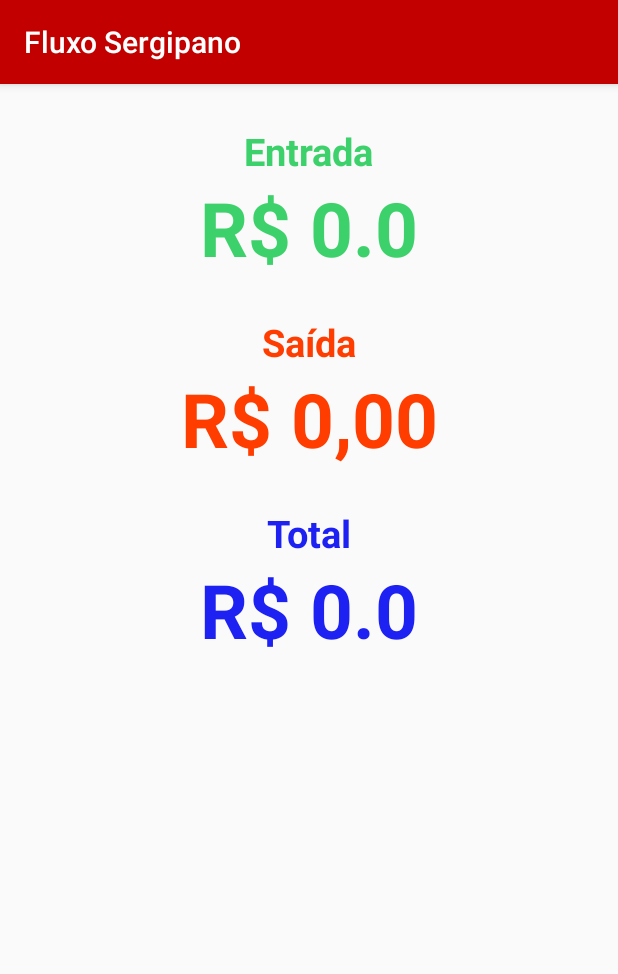
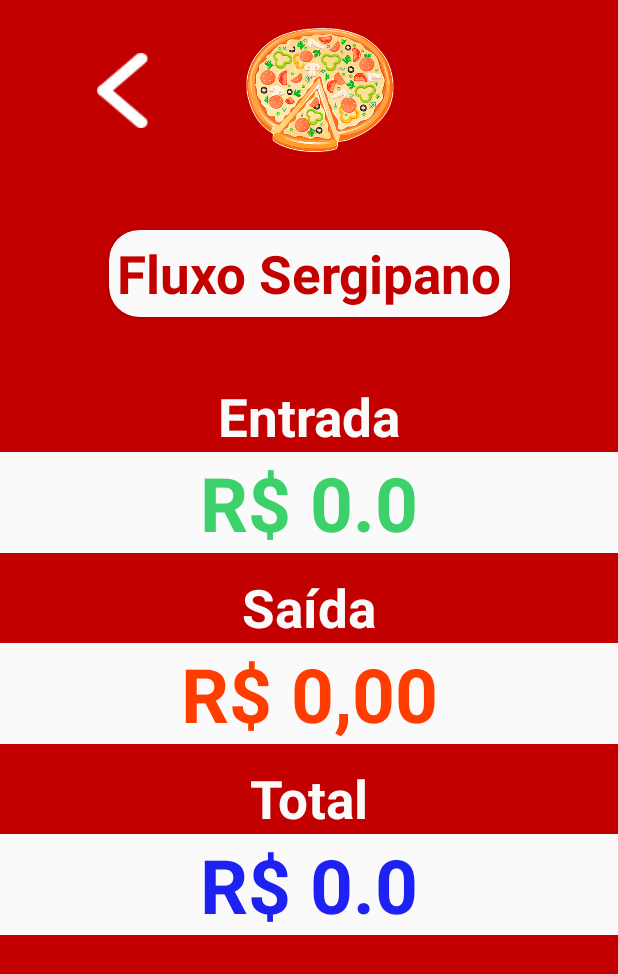
Before and after one commit to erikAntunes/AppFluxoSergipano-release-1.0, an Android app: the BalancoTotalActivity screen opened directly, with no data from a screen before it, on a phone screen of 412 x 824 dp. Shown: the top 974 px of the screen. Run offline under Robolectric (Android 15) with nearby library versions, the phone set to English and light mode, and no system bars; our stand-ins replace CircleImageView, Room's generated code; libraries missing offline, so code that uses them is left out: cn.pedant; 6 statements that could not run were skipped.

Commit message:
navegação completa

```diff
--- a/app/src/main/java/com/titanz/fluxosergipano/view/BalancoTotalActivity.java
+++ b/app/src/main/java/com/titanz/fluxosergipano/view/BalancoTotalActivity.java
@@ -2,6 +2,9 @@ package com.titanz.fluxosergipano.view;
 
 import androidx.appcompat.app.AppCompatActivity;
 import android.os.Bundle;
+import android.os.Handler;
+import android.view.View;
+import android.widget.ImageView;
 import android.widget.TextView;
 import com.titanz.fluxosergipano.MainActivity;
 import com.titanz.fluxosergipano.R;
@@ -9,16 +12,44 @@ import com.titanz.fluxosergipano.models.Entrada;
 import com.titanz.fluxosergipano.models.Saida;
 import java.util.List;
 
+import cn.pedant.SweetAlert.SweetAlertDialog;
+
 public class BalancoTotalActivity extends AppCompatActivity {
 
     private TextView valorEntradaTextView;
     private TextView valorSaidaTextView;
     private TextView valorTotalTextView;
+    private ImageView button_voltar;
 
     @Override
     protected void onCreate(Bundle savedInstanceState) {
         super.onCreate(savedInstanceState);
         setContentView(R.layout.activity_balanco_total);
+        getSupportActionBar().hide();
+
+        final SweetAlertDialog pDialog = new SweetAlertDialog(this, SweetAlertDialog.PROGRESS_TYPE);
+        pDialog.getProgressHelper().setBarColor(R.color.colorPrimaryDark);
+        pDialog.setTitleText("Carregando Saídas");
+
+        pDialog.setCancelable(true);
+
+        pDialog.show();
+        Handler handler = new Handler();
+        handler.postDelayed(new Runnable() {
+            @Override
+            public void run() {
+                pDialog.dismiss();
+            }
+        },1100);
+
+        button_voltar = findViewById(R.id.button_voltar_balanco_id);
+
+        button_voltar.setOnClickListener(new View.OnClickListener() {
+            @Override
+            public void onClick(View v) {
+                onBackPressed();
+            }
+        });
 
         valorEntradaTextView = findViewById(R.id.balanco_entrada_textView);
         getEntrada();
--- a/app/src/main/res/layout/activity_balanco_total.xml
+++ b/app/src/main/res/layout/activity_balanco_total.xml
@@ -4,6 +4,7 @@
     xmlns:tools="http://schemas.android.com/tools"
     android:layout_width="match_parent"
     android:layout_height="match_parent"
+    android:background="@color/colorPrimaryDark"
     tools:context=".view.BalancoTotalActivity">
 
     <TextView
@@ -17,6 +18,7 @@
         android:textColor="@color/colorBlue"
         android:textSize="50sp"
         android:textStyle="bold"
+        android:background="@color/colorWhite"
         app:layout_constraintBottom_toBottomOf="parent"
         app:layout_constraintEnd_toEndOf="parent"
         app:layout_constraintHorizontal_bias="0.461"
@@ -32,6 +34,7 @@
         android:layout_marginTop="60dp"
         android:gravity="center"
         android:text="R$ 0,00"
+        android:background="@color/colorWhite"
         android:textColor="@color/colorAccent"
         android:textSize="50sp"
         android:textStyle="bold"
@@ -44,26 +47,27 @@
         android:id="@+id/balanco_entrada_textView"
         android:layout_width="match_parent"
         android:layout_height="wrap_content"
+        android:layout_marginTop="30dp"
         android:gravity="center"
-        android:layout_marginTop="30dp"
         android:text="R$ 0,00"
         android:textColor="@color/colorGreen"
         android:textSize="50sp"
         android:textStyle="bold"
+        android:background="@color/colorWhite"
         app:layout_constraintBottom_toBottomOf="parent"
         app:layout_constraintEnd_toEndOf="parent"
-        app:layout_constraintHorizontal_bias="1.0"
+        app:layout_constraintHorizontal_bias="0.0"
         app:layout_constraintStart_toStartOf="parent"
         app:layout_constraintTop_toTopOf="parent"
-        app:layout_constraintVertical_bias="0.048" />
+        app:layout_constraintVertical_bias="0.373" />
 
     <TextView
         android:id="@+id/textView6"
         android:layout_width="wrap_content"
         android:layout_height="wrap_content"
         android:text="Saída"
-        android:textColor="@color/colorAccent"
-        android:textSize="25sp"
+        android:textColor="@color/colorWhite"
+        android:textSize="35sp"
         android:textStyle="bold"
         app:layout_constraintBottom_toTopOf="@+id/balanco_saida_textView"
         app:layout_constraintEnd_toEndOf="parent"
@@ -74,8 +78,8 @@
         android:layout_width="wrap_content"
         android:layout_height="wrap_content"
         android:text="Entrada"
-        android:textColor="@color/colorGreen"
-        android:textSize="25sp"
+        android:textColor="@color/colorWhite"
+        android:textSize="35sp"
         android:textStyle="bold"
         app:layout_constraintBottom_toTopOf="@+id/balanco_entrada_textView"
         app:layout_constraintEnd_toEndOf="parent"
@@ -86,11 +90,60 @@
         android:layout_width="wrap_content"
         android:layout_height="wrap_content"
         android:text="Total"
-        android:textColor="@color/colorBlue"
-        android:textSize="25sp"
+        android:textColor="@color/colorWhite"
+        android:textSize="35sp"
         android:textStyle="bold"
         app:layout_constraintBottom_toTopOf="@+id/balanco_total_textView"
         app:layout_constraintEnd_toEndOf="parent"
         app:layout_constraintStart_toStartOf="parent" />
 
+    <de.hdodenhof.circleimageview.CircleImageView
+        android:id="@+id/circleImageView2"
+        android:layout_width="100dp"
+        android:layout_height="100dp"
+        android:layout_marginTop="10dp"
+        android:src="@drawable/pizza_splash_logo"
+        app:layout_constraintBottom_toBottomOf="parent"
+        app:layout_constraintEnd_toEndOf="parent"
+        app:layout_constraintHorizontal_bias="0.524"
+        app:layout_constraintStart_toStartOf="parent"
+        app:layout_constraintTop_toTopOf="parent"
+        app:layout_constraintVertical_bias="0.0">
+
+    </de.hdodenhof.circleimageview.CircleImageView>
+
+    <com.google.android.material.card.MaterialCardView
+        android:layout_width="wrap_content"
+        android:layout_height="wrap_content"
+        android:backgroundTint="@color/colorWhite"
+        app:cardCornerRadius="20dp"
+        app:layout_constraintBottom_toTopOf="@+id/textView7"
+        app:layout_constraintEnd_toEndOf="parent"
+        app:layout_constraintStart_toStartOf="parent"
+        app:layout_constraintTop_toBottomOf="@+id/circleImageView2">
+
+
+        <TextView
+            android:id="@+id/textView"
+            android:layout_width="wrap_content"
+            android:layout_height="wrap_content"
+            android:gravity="center"
+            android:padding="5dp"
+            android:text="Fluxo Sergipano"
+            android:textColor="@color/colorPrimaryDark"
+            android:textSize="35sp"
+            android:textStyle="bold" />
+
+    </com.google.android.material.card.MaterialCardView>
+
+    <ImageView
+        android:id="@+id/button_voltar_balanco_id"
+        android:layout_width="50dp"
+        android:layout_height="50dp"
+        android:src="@drawable/button_voltar"
+        app:layout_constraintBottom_toBottomOf="@+id/circleImageView2"
+        app:layout_constraintEnd_toStartOf="@+id/circleImageView2"
+        app:layout_constraintStart_toStartOf="parent"
+        app:layout_constraintTop_toTopOf="@+id/circleImageView2" />
+
 </androidx.constraintlayout.widget.ConstraintLayout>
--- a/app/src/main/res/layout/celula_pedido.xml
+++ b/app/src/main/res/layout/celula_pedido.xml
@@ -32,14 +32,14 @@
             android:layout_marginLeft="20dp"/>
 
         <TextView
+            android:padding="3dp"
             android:id="@+id/pedido_descricao_id"
             android:layout_width="wrap_content"
             android:layout_height="wrap_content"
             android:layout_gravity="center"
             android:text="Calamuça"
             android:textColor="@color/colorAccent"
-            android:textSize="25sp"
-            android:textStyle="bold" />
+            android:textSize="25sp" />
 
     <TextView
         android:id="@+id/pedido_valor_id"
@@ -60,7 +60,7 @@
         android:textSize="25sp"
         android:layout_marginTop="10dp"
         android:layout_gravity="left|bottom"
-        android:textColor="@color/colorPrimaryDark"
+        android:textColor="@color/colorBlue"
         android:textStyle="bold"
         android:layout_marginLeft="20dp"/>
 
--- a/app/src/main/res/layout/fragment_total.xml
+++ b/app/src/main/res/layout/fragment_total.xml
@@ -32,7 +32,7 @@
             android:padding="10dp"
             android:text="Saída"
             android:textColor="@color/colorWhite"
-            android:textSize="40sp" />
+            android:textSize="35sp" />
     </com.google.android.material.card.MaterialCardView>
 
     <com.google.android.material.card.MaterialCardView
@@ -54,7 +54,7 @@
             android:padding="10dp"
             android:text="Balanço"
             android:textColor="@color/colorWhite"
-            android:textSize="40sp" />
+            android:textSize="35sp" />
     </com.google.android.material.card.MaterialCardView>
 
     <com.google.android.material.card.MaterialCardView
@@ -77,7 +77,7 @@
             android:padding="10dp"
             android:text="Entrada"
             android:textColor="@color/colorWhite"
-            android:textSize="40sp" />
+            android:textSize="35sp" />
     </com.google.android.material.card.MaterialCardView>
 
     <de.hdodenhof.circleimageview.CircleImageView
```
Also changed, not shown: app/src/main/java/com/titanz/fluxosergipano/view/EntradaTotalActivity.java (+14 -1 lines), app/src/main/java/com/titanz/fluxosergipano/view/SaidaTotalActivity.java (+13 -1 lines), app/src/main/res/layout/activity_entrada_total.xml (+10 -0 lines), app/src/main/res/layout/activity_saida_total.xml (+10 -0 lines), app/src/main/res/drawable-v24/button_voltar.png (added).
